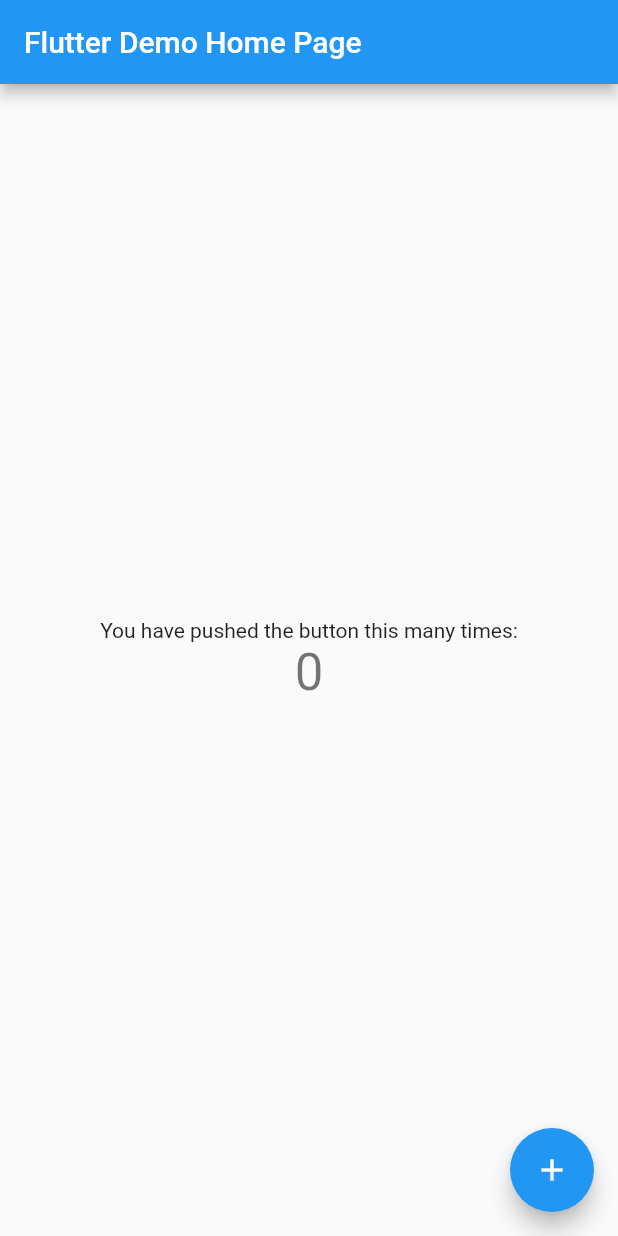
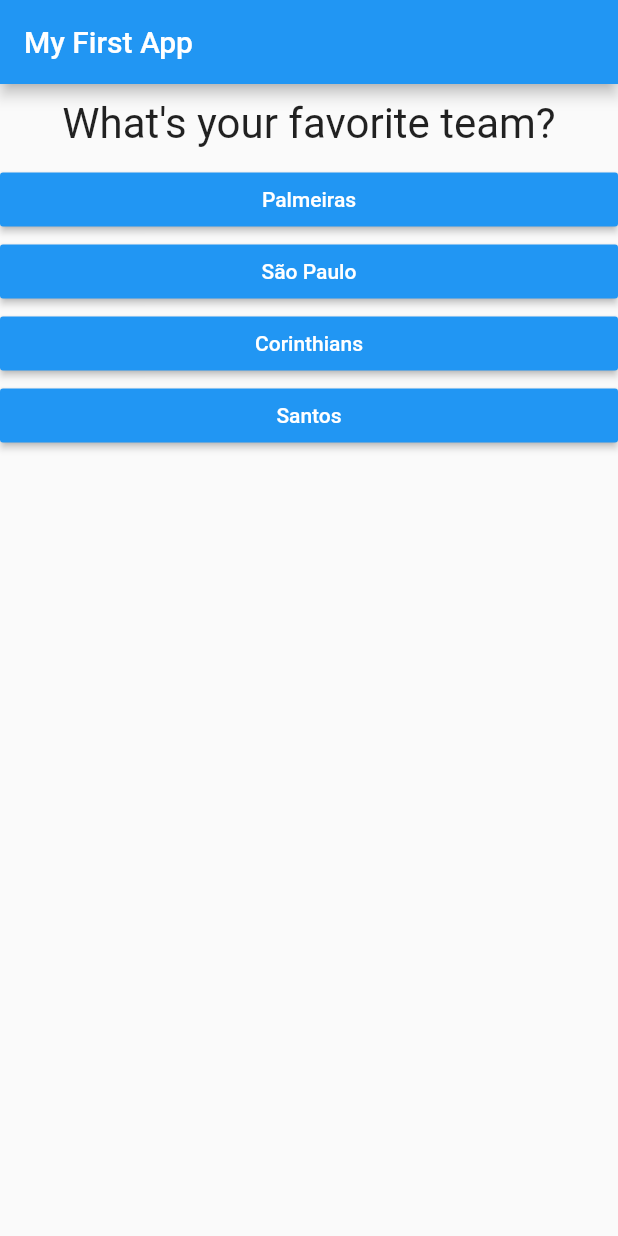
Before and after one commit to mturchet/second_flutter_app, a Flutter app: the screen it shows after launch, on a phone screen of 412 x 824 dp. Run offline on Flutter 3.47's test engine with Material 2 defaults, Android fonts, the phone set to English and light mode, and no system bars.

Commit message:
first flutter commit

```diff
--- /dev/null
+++ b/lib/answer.dart
@@ -0,0 +1,21 @@
+import 'package:flutter/material.dart';
+
+class Answer extends StatelessWidget {
+  final Function selectHandler;
+  final String answerText;
+
+  Answer(this.selectHandler, this.answerText);
+
+  @override
+  Widget build(BuildContext context) {
+    return Container(
+      width: double.infinity,
+      child: RaisedButton(
+        color: Colors.blue,
+        textColor: Colors.white,
+        child: Text(answerText),
+        onPressed: selectHandler,
+      ),
+    );
+  }
+}
--- a/lib/main.dart
+++ b/lib/main.dart
@@ -1,117 +1,90 @@
 import 'package:flutter/material.dart';
 
-void main() {
-  runApp(MyApp());
-}
+import './quiz.dart';
+import './result.dart';
 
-class MyApp extends StatelessWidget {
-  // This widget is the root of your application.
+// void main() {
+//   runApp(MyApp());
+// }
+
+void main() => runApp(MyApp());
+
+class MyApp extends StatefulWidget {
   @override
-  Widget build(BuildContext context) {
-    return MaterialApp(
-      title: 'Flutter Demo',
-      theme: ThemeData(
-        // This is the theme of your application.
-        //
-        // Try running your application with "flutter run". You'll see the
-        // application has a blue toolbar. Then, without quitting the app, try
-        // changing the primarySwatch below to Colors.green and then invoke
-        // "hot reload" (press "r" in the console where you ran "flutter run",
-        // or simply save your changes to "hot reload" in a Flutter IDE).
-        // Notice that the counter didn't reset back to zero; the application
-        // is not restarted.
-        primarySwatch: Colors.blue,
-        // This makes the visual density adapt to the platform that you run
-        // the app on. For desktop platforms, the controls will be smaller and
-        // closer together (more dense) than on mobile platforms.
-        visualDensity: VisualDensity.adaptivePlatformDensity,
-      ),
-      home: MyHomePage(title: 'Flutter Demo Home Page'),
-    );
+  State<StatefulWidget> createState() {
+    // TODO: implement createState
+    return _MyAppState();
   }
 }
 
-class MyHomePage extends StatefulWidget {
-  MyHomePage({Key key, this.title}) : super(key: key);
+class _MyAppState extends State<MyApp> {
+  final _questions = const [
+    {
+      'questionText': 'What\'s your favorite team?',
+      'answers': [
+        {'text': 'Palmeiras', 'score': 10},
+        {'text': 'São Paulo', 'score': 5},
+        {'text': 'Corinthians', 'score': 0},
+        {'text': 'Santos', 'score': 2}
+      ]
+    },
+    {
+      'questionText': 'What\'s your favorite food?',
+      'answers': [
+        {'text': 'Pizza', 'score': 5},
+        {'text': 'Burguer', 'score': 6},
+        {'text': 'Japanese Food', 'score': 8},
+        {'text': 'Healthy Food', 'score': 10}
+      ]
+    },
+    {
+      'questionText': 'What\'s your favorite alcoholic drink?',
+      'answers': [
+        {'text': 'Vodka', 'score': 3},
+        {'text': 'Beer', 'score': 7},
+        {'text': 'Whiskey', 'score': 1},
+        {'text': 'Wine', 'score': 10}
+      ]
+    },
+  ];
 
-  // This widget is the home page of your application. It is stateful, meaning
-  // that it has a State object (defined below) that contains fields that affect
-  // how it looks.
+  var _questionIndex = 0;
+  var _totalScore = 0;
 
-  // This class is the configuration for the state. It holds the values (in this
-  // case the title) provided by the parent (in this case the App widget) and
-  // used by the build method of the State. Fields in a Widget subclass are
-  // always marked "final".
+  void _resetQuiz() {
+    setState(() {
+      _questionIndex = 0;
+      _totalScore = 0;
+    });
+  }
 
-  final String title;
+  void _answerQuestion(int score) {
+    _totalScore += score;
+    setState(() {
+      _questionIndex = _questionIndex + 1;
+    });
+    print(_questionIndex);
 
-  @override
-  _MyHomePageState createState() => _MyHomePageState();
-}
-
-class _MyHomePageState extends State<MyHomePage> {
-  int _counter = 0;
-
-  void _incrementCounter() {
-    setState(() {
-      // This call to setState tells the Flutter framework that something has
-      // changed in this State, which causes it to rerun the build method below
-      // so that the display can reflect the updated values. If we changed
-      // _counter without calling setState(), then the build method would not be
-      // called again, and so nothing would appear to happen.
-      _counter++;
-    });
+    if (_questionIndex < _questions.length) {}
   }
 
   @override
   Widget build(BuildContext context) {
-    // This method is rerun every time setState is called, for instance as done
-    // by the _incrementCounter method above.
-    //
-    // The Flutter framework has been optimized to make rerunning build methods
-    // fast, so that you can just rebuild anything that needs updating rather
-    // than having to individually change instances of widgets.
-    return Scaffold(
-      appBar: AppBar(
-        // Here we take the value from the MyHomePage object that was created by
-        // the App.build method, and use it to set our appbar title.
-        title: Text(widget.title),
+    ;
+
+    return MaterialApp(
+      home: Scaffold(
+        appBar: AppBar(
+          title: Text('My First App'),
+        ),
+        body: _questionIndex < _questions.length
+            ? Quiz(
+                answerQuestion: _answerQuestion,
+                questionIndex: _questionIndex,
+                questions: _questions,
+              )
+            : Result(_totalScore, _resetQuiz),
       ),
-      body: Center(
-        // Center is a layout widget. It takes a single child and positions it
-        // in the middle of the parent.
-        child: Column(
-          // Column is also a layout widget. It takes a list of children and
-          // arranges them vertically. By default, it sizes itself to fit its
-          // children horizontally, and tries to be as tall as its parent.
-          //
-          // Invoke "debug painting" (press "p" in the console, choose the
-          // "Toggle Debug Paint" action from the Flutter Inspector in Android
-          // Studio, or the "Toggle Debug Paint" command in Visual Studio Code)
-          // to see the wireframe for each widget.
-          //
-          // Column has various properties to control how it sizes itself and
-          // how it positions its children. Here we use mainAxisAlignment to
-          // center the children vertically; the main axis here is the vertical
-          // axis because Columns are vertical (the cross axis would be
-          // horizontal).
-          mainAxisAlignment: MainAxisAlignment.center,
-          children: <Widget>[
-            Text(
-              'You have pushed the button this many times:',
-            ),
-            Text(
-              '$_counter',
-              style: Theme.of(context).textTheme.headline4,
-            ),
-          ],
-        ),
-      ),
-      floatingActionButton: FloatingActionButton(
-        onPressed: _incrementCounter,
-        tooltip: 'Increment',
-        child: Icon(Icons.add),
-      ), // This trailing comma makes auto-formatting nicer for build methods.
     );
   }
 }
--- /dev/null
+++ b/lib/question.dart
@@ -0,0 +1,20 @@
+import 'package:flutter/material.dart';
+
+class Question extends StatelessWidget {
+  final String questionText;
+
+  Question(this.questionText);
+
+  @override
+  Widget build(BuildContext context) {
+    return Container(
+      width: double.infinity,
+      margin: EdgeInsets.all(10),
+      child: Text(
+        questionText,
+        style: TextStyle(fontSize: 28),
+        textAlign: TextAlign.center,
+      ),
+    );
+  }
+}
--- /dev/null
+++ b/lib/quiz.dart
@@ -0,0 +1,29 @@
+import 'package:flutter/material.dart';
+import './question.dart';
+import './answer.dart';
+
+class Quiz extends StatelessWidget {
+  final List<Map<String, Object>> questions;
+  final int questionIndex;
+  final Function answerQuestion;
+
+  Quiz(
+      {@required this.questions,
+      @required this.answerQuestion,
+      @required this.questionIndex});
+
+  @override
+  Widget build(BuildContext context) {
+    return Column(
+      children: [
+        Question(
+          questions[questionIndex]['questionText'],
+        ),
+        ...(questions[questionIndex]['answers'] as List<Map<String, Object>>)
+            .map((answer) {
+          return Answer(() => answerQuestion(answer['score']), answer['text']);
+        }).toList()
+      ],
+    );
+  }
+}
```
Also changed, not shown: lib/result.dart (added, +47 -0 lines).
